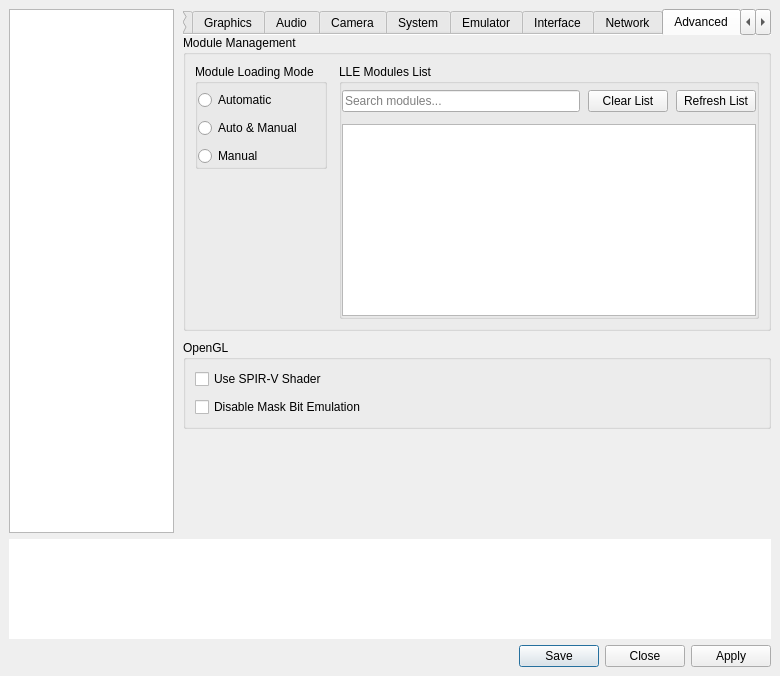
This is vita3k/gui-qt/src/settings_dialog.ui in Vita3K/Vita3K as Qt 5 draws it before an edit. The edited form follows.
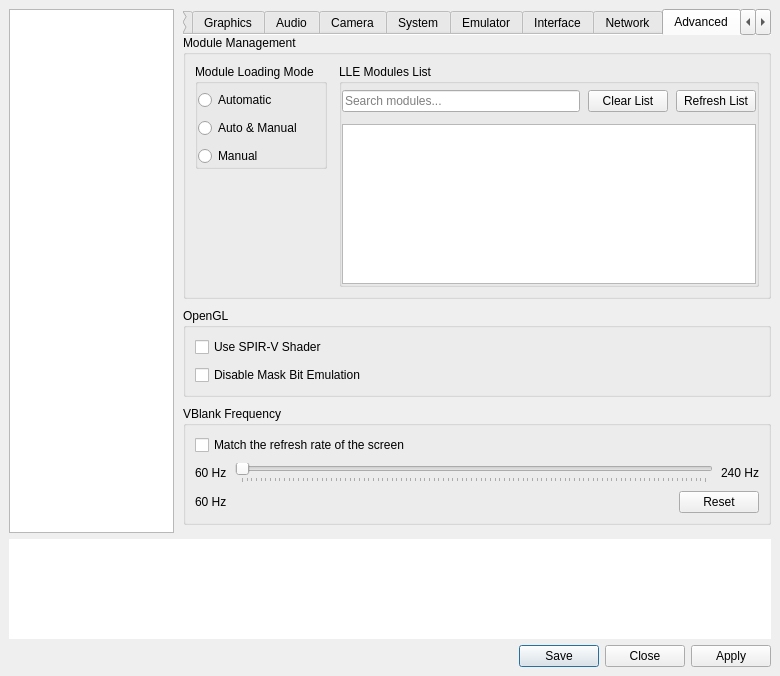
This is the edited form. The open tabs and pages were chosen to show the change.

Commit message:
Add a per-game vblank rate setting
Apps can run at a vblank rate other than 60 Hz, or follow the refresh
rate of the screen. The setting is in the Advanced tab and replaces
the FPS hack, which is removed.

Patch:
```diff
--- a/vita3k/gui-qt/src/settings_dialog.ui
+++ b/vita3k/gui-qt/src/settings_dialog.ui
@@ -2967,6 +2967,84 @@
                </layout>
               </widget>
              </item>
+             <item>
+              <widget class="QGroupBox" name="gb_vblank_rate">
+               <property name="title">
+                <string>VBlank Frequency</string>
+               </property>
+               <layout class="QVBoxLayout" name="gb_vblank_rate_layout">
+                <property name="spacing">
+                 <number>8</number>
+                </property>
+                <item>
+                 <widget class="QCheckBox" name="vblank_rate_follow_screen">
+                  <property name="text">
+                   <string>Match the refresh rate of the screen</string>
+                  </property>
+                 </widget>
+                </item>
+                <item>
+                 <layout class="QHBoxLayout" name="vblank_layout_top">
+                  <item>
+                   <widget class="QLabel" name="vblank_min">
+                    <property name="text">
+                     <string>60 Hz</string>
+                    </property>
+                   </widget>
+                  </item>
+                  <item>
+                   <widget class="QSlider" name="vblank_rate_slider">
+                    <property name="orientation">
+                     <enum>Qt::Orientation::Horizontal</enum>
+                    </property>
+                    <property name="tickPosition">
+                     <enum>QSlider::TickPosition::TicksBelow</enum>
+                    </property>
+                   </widget>
+                  </item>
+                  <item>
+                   <widget class="QLabel" name="vblank_max">
+                    <property name="text">
+                     <string>240 Hz</string>
+                    </property>
+                   </widget>
+                  </item>
+                 </layout>
+                </item>
+                <item>
+                 <layout class="QHBoxLayout" name="vblank_layout_bottom">
+                  <item>
+                   <widget class="QLabel" name="vblank_rate_val">
+                    <property name="text">
+                     <string>60 Hz</string>
+                    </property>
+                   </widget>
+                  </item>
+                  <item>
+                   <spacer name="vblank_rate_spacer">
+                    <property name="orientation">
+                     <enum>Qt::Orientation::Horizontal</enum>
+                    </property>
+                    <property name="sizeHint" stdset="0">
+                     <size>
+                      <width>40</width>
+                      <height>20</height>
+                     </size>
+                    </property>
+                   </spacer>
+                  </item>
+                  <item>
+                   <widget class="QPushButton" name="vblank_rate_reset">
+                    <property name="text">
+                     <string>Reset</string>
+                    </property>
+                   </widget>
+                  </item>
+                 </layout>
+                </item>
+               </layout>
+              </widget>
+             </item>
              <item>
               <spacer name="advanced_tab_content_spacer">
                <property name="orientation">
```
Left out of the diff: 31 changed lines with no effect on the pictures. The commit also changes 20 other files.
